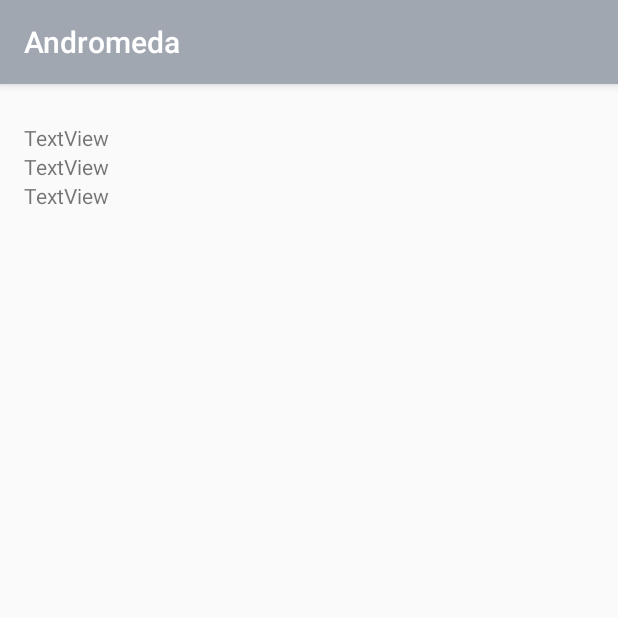
After one commit to himelhimu/navtest, an Android app: the NasaPhotoDetailsActivity screen opened directly, with no data from a screen before it, on a phone screen of 412 x 824 dp, the top half of it. The commit adds this screen. Run offline under Robolectric (Android 15) with nearby library versions, the phone set to English and light mode, and no system bars; our stand-ins replace ButterKnife, Picasso; pictures from the network do not load.

Commit message:
added PhotoDetails and other fixex related.

```diff
--- /dev/null
+++ b/app/src/main/java/test/android/sabbir/navdrawer/activites/NasaPhotoDetailsActivity.java
@@ -0,0 +1,40 @@
+package test.android.sabbir.navdrawer.activites;
+
+import android.support.v7.app.AppCompatActivity;
+import android.os.Bundle;
+import android.widget.ImageView;
+import android.widget.TextView;
+
+import com.squareup.picasso.Picasso;
+
+import butterknife.BindView;
+import butterknife.ButterKnife;
+import test.android.sabbir.navdrawer.R;
+import test.android.sabbir.navdrawer.models.NasaPhoto;
+
+public class NasaPhotoDetailsActivity extends AppCompatActivity {
+    @BindView(R.id.detail_image)
+    ImageView imageView;
+    @BindView(R.id.date)
+    TextView textViewDate;
+    @BindView(R.id.title_detail)
+    TextView tvTittle;
+    @BindView(R.id.details)
+    TextView tvDetails;
+    @Override
+    protected void onCreate(Bundle savedInstanceState) {
+        super.onCreate(savedInstanceState);
+        setContentView(R.layout.activity_nasa_photo_details);
+        ButterKnife.bind(this);
+
+        NasaPhoto nasaPhoto= (NasaPhoto) getIntent().getSerializableExtra("photo");
+        if (nasaPhoto!=null){
+            Picasso.with(this).load(nasaPhoto.getUrl()).into(imageView);
+            textViewDate.setText(nasaPhoto.getDate());
+            tvTittle.setText(nasaPhoto.getTitle());
+            tvDetails.setText(nasaPhoto.getExplanation());
+        }
+
+
+    }
+}
--- /dev/null
+++ b/app/src/main/res/layout/activity_nasa_photo_details.xml
@@ -0,0 +1,50 @@
+<?xml version="1.0" encoding="utf-8"?>
+<ScrollView xmlns:android="http://schemas.android.com/apk/res/android"
+    xmlns:app="http://schemas.android.com/apk/res-auto"
+    xmlns:tools="http://schemas.android.com/tools"
+    android:layout_width="match_parent"
+    android:layout_height="match_parent"
+    android:paddingRight="@dimen/activity_horizontal_margin"
+    android:paddingTop="@dimen/activity_vertical_margin"
+    android:paddingStart="@dimen/activity_horizontal_margin"
+    android:paddingLeft="@dimen/activity_horizontal_margin"
+    android:paddingBottom="@dimen/activity_vertical_margin"
+    tools:context="test.android.sabbir.navdrawer.activites.NasaPhotoDetailsActivity"
+    tools:layout_editor_absoluteY="0dp"
+    tools:layout_editor_absoluteX="0dp">
+    <RelativeLayout
+        android:layout_width="match_parent"
+        android:layout_height="wrap_content">
+
+        <ImageView
+            android:layout_marginBottom="10dp"
+            android:id="@+id/detail_image"
+            android:adjustViewBounds="true"
+            android:layout_width="match_parent"
+            android:layout_height="wrap_content" />
+
+        <TextView
+            android:layout_below="@+id/detail_image"
+            android:id="@+id/date"
+            android:layout_width="wrap_content"
+            android:layout_height="wrap_content"
+            android:text="TextView" />
+
+        <TextView
+            android:layout_below="@+id/date"
+            android:id="@+id/title_detail"
+            android:layout_width="wrap_content"
+            android:layout_height="wrap_content"
+            android:text="TextView" />
+
+        <TextView
+            android:layout_below="@+id/title_detail"
+            android:id="@+id/details"
+            android:layout_width="wrap_content"
+            android:layout_height="wrap_content"
+            android:text="TextView" />
+
+
+    </RelativeLayout>
+
+</ScrollView>
--- a/app/src/main/res/layout/fragment_nasa_main.xml
+++ b/app/src/main/res/layout/fragment_nasa_main.xml
@@ -12,7 +12,7 @@
     <android.support.v7.widget.RecyclerView
         android:id="@+id/nasa_rv"
         android:layout_width="match_parent"
-        android:layout_height="wrap_content"
+        android:layout_height="match_parent"
         android:scrollbars="vertical">
 
     </android.support.v7.widget.RecyclerView>
--- a/app/src/main/res/values/colors.xml
+++ b/app/src/main/res/values/colors.xml
@@ -13,4 +13,6 @@
     <color name="tangerine">#F39307</color>
     <color name="sky_blue">#15A7E8</color>
     <color name="sky_blue_light">#62CBEE</color>
+
+    <color name="black_overlay">#66000000</color>
 </resources>
--- a/app/src/main/res/values/strings.xml
+++ b/app/src/main/res/values/strings.xml
@@ -10,4 +10,8 @@
     <string name="hello_blank_fragment">Hello blank fragment</string>
     <string name="my_name">Sabbir Ahmed Himel</string>
     <string name="my_mail">sabbirahmedhimel@gmail.com</string>
+
+    <string name="title_activity_fullscreen">FullscreenActivity</string>
+    <string name="dummy_button">Dummy Button</string>
+    <string name="dummy_content">DUMMY\nCONTENT</string>
 </resources>
--- a/app/src/main/res/values/styles.xml
+++ b/app/src/main/res/values/styles.xml
@@ -17,4 +17,16 @@
 
     <style name="AppTheme.PopupOverlay" parent="ThemeOverlay.AppCompat.Light" />
 
+    <style name="FullscreenTheme" parent="AppTheme">
+        <item name="android:actionBarStyle">@style/FullscreenActionBarStyle</item>
+        <item name="android:windowActionBarOverlay">true</item>
+        <item name="android:windowBackground">@null</item>
+        <item name="metaButtonBarStyle">?android:attr/buttonBarStyle</item>
+        <item name="metaButtonBarButtonStyle">?android:attr/buttonBarButtonStyle</item>
+    </style>
+
+    <style name="FullscreenActionBarStyle" parent="Widget.AppCompat.ActionBar">
+        <item name="android:background">@color/black_overlay</item>
+    </style>
+
 </resources>
--- a/build.gradle
+++ b/build.gradle
@@ -5,7 +5,7 @@ buildscript {
         jcenter()
     }
     dependencies {
-        classpath 'com.android.tools.build:gradle:2.3.0'
+        classpath 'com.android.tools.build:gradle:2.3.1'
 
         // NOTE: Do not place your application dependencies here; they belong
         // in the individual module build.gradle files
```
Also changed, not shown: app/build.gradle (+5 -3 lines), app/src/main/AndroidManifest.xml (+9 -1 lines), app/src/main/java/test/android/sabbir/navdrawer/MainActivity.java (+3 -0 lines), app/src/main/java/test/android/sabbir/navdrawer/adapters/NasaImageAdapter.java (+15 -2 lines), app/src/main/java/test/android/sabbir/navdrawer/models/NasaPhoto.java (+3 -1 lines), app/src/main/res/values/attrs.xml (added, +12 -0 lines).
